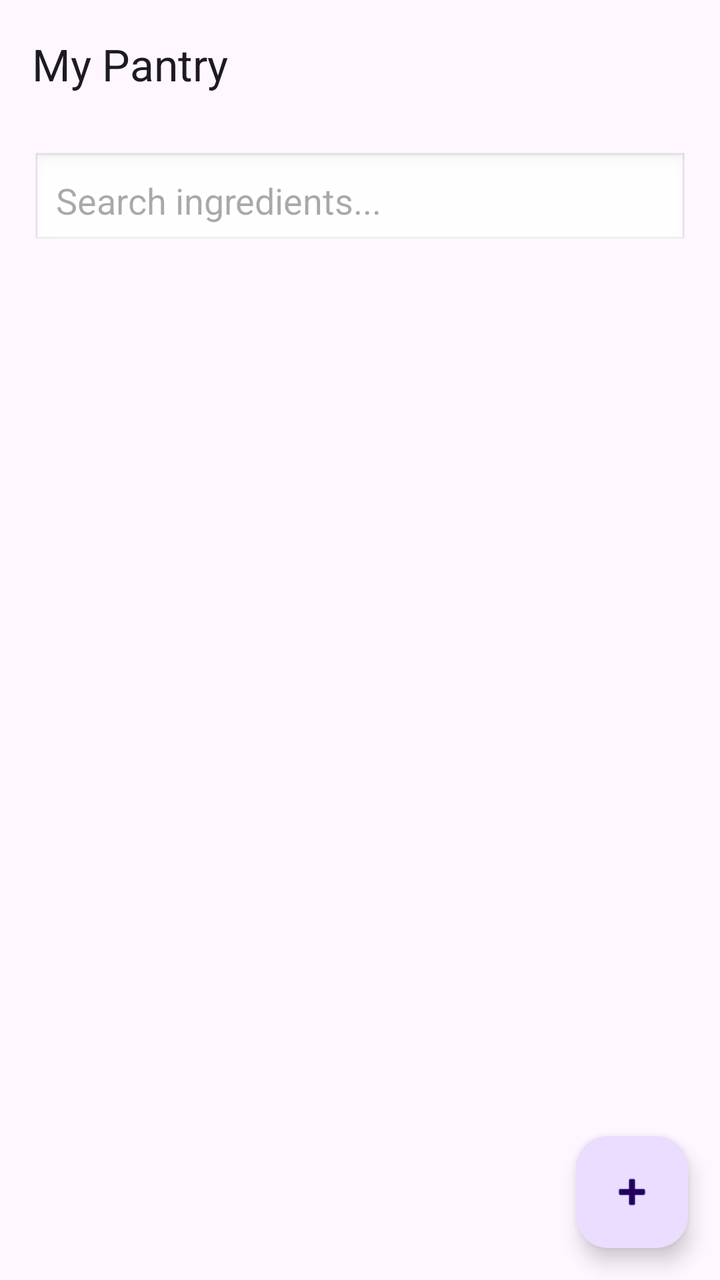
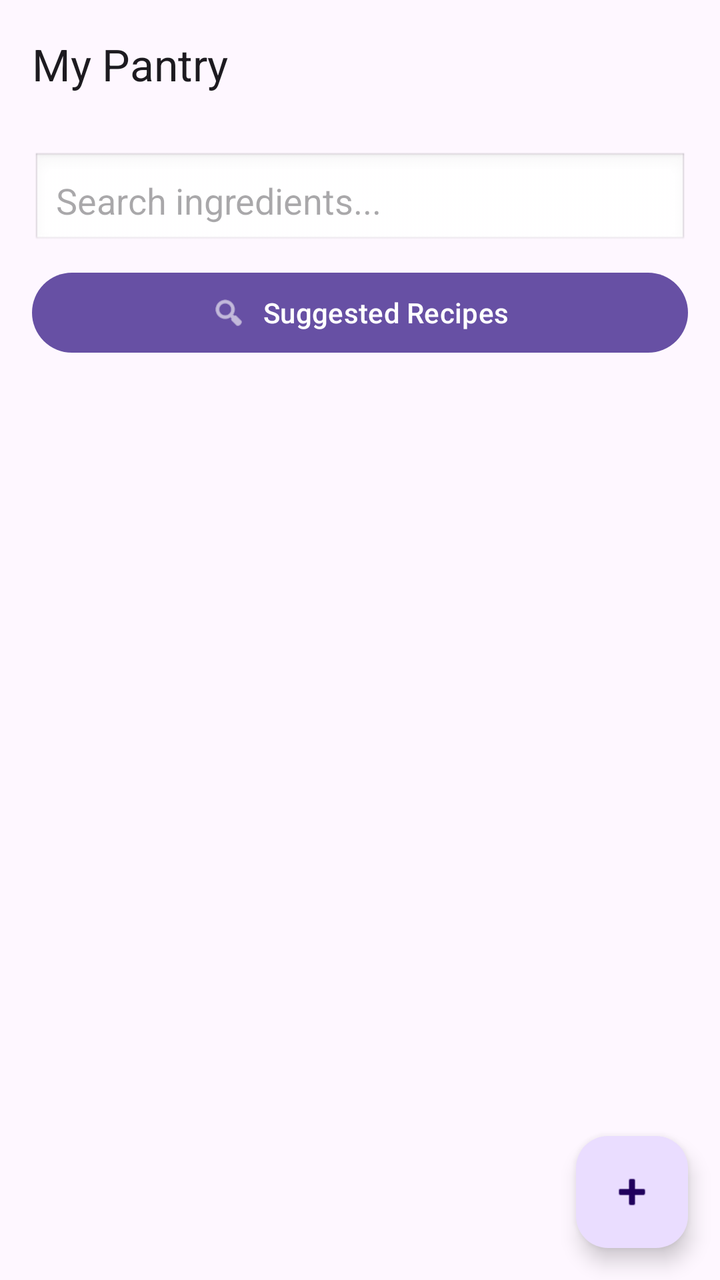

Two renders of the same Android screen: before a commit and after it. Below are the layout's source before the change and the commit's diff.
<!-- AndroidManifest.xml: application theme Theme.SmartPantryManager -->
<!-- res/layout/activity_pantry_list.xml -->
<?xml version="1.0" encoding="utf-8"?>
<androidx.constraintlayout.widget.ConstraintLayout
    xmlns:android="http://schemas.android.com/apk/res/android"
    xmlns:app="http://schemas.android.com/apk/res-auto"
    xmlns:tools="http://schemas.android.com/tools"
    android:id="@+id/main"
    android:layout_width="match_parent"
    android:layout_height="match_parent"
    tools:context=".PantryListActivity">

    <com.google.android.material.appbar.MaterialToolbar
        android:id="@+id/toolbar"
        android:layout_width="0dp"
        android:layout_height="?attr/actionBarSize"
        app:title="@string/title_pantry"
        app:layout_constraintTop_toTopOf="parent"
        app:layout_constraintStart_toStartOf="parent"
        app:layout_constraintEnd_toEndOf="parent" />

    
    <EditText
        android:id="@+id/etSearchPantry"
        android:layout_width="0dp"
        android:layout_height="wrap_content"
        android:layout_marginStart="16dp"
        android:layout_marginTop="12dp"
        android:layout_marginEnd="16dp"
        android:hint="Search ingredients..."
        android:inputType="text"
        android:singleLine="true"
        android:padding="12dp"
        android:background="@android:drawable/edit_text"
        android:importantForAutofill="no"
        android:contentDescription="Search pantry ingredients"
        app:layout_constraintTop_toBottomOf="@id/toolbar"
        app:layout_constraintStart_toStartOf="parent"
        app:layout_constraintEnd_toEndOf="parent" />

    <androidx.recyclerview.widget.RecyclerView
        android:id="@+id/recyclerPantry"
        android:layout_width="0dp"
        android:layout_height="0dp"
        android:padding="8dp"
        android:clipToPadding="false"
        app:layoutManager="androidx.recyclerview.widget.LinearLayoutManager"
        app:layout_constraintTop_toBottomOf="@id/etSearchPantry"
        app:layout_constraintBottom_toBottomOf="parent"
        app:layout_constraintStart_toStartOf="parent"
        app:layout_constraintEnd_toEndOf="parent" />

    
    <TextView
        android:id="@+id/textEmpty"
        android:layout_width="wrap_content"
        android:layout_height="wrap_content"
        android:gravity="center"
        android:padding="24dp"
        android:text="@string/pantry_empty"
        android:textSize="16sp"
        android:visibility="gone"
        app:layout_constraintTop_toBottomOf="@id/etSearchPantry"
        app:layout_constraintBottom_toBottomOf="parent"
        app:layout_constraintStart_toStartOf="parent"
        app:layout_constraintEnd_toEndOf="parent" />

    <com.google.android.material.floatingactionbutton.FloatingActionButton
        android:id="@+id/fabAdd"
        android:layout_width="wrap_content"
        android:layout_height="wrap_content"
        android:layout_margin="16dp"
        android:contentDescription="@string/add_ingredient"
        app:srcCompat="@android:drawable/ic_input_add"
        app:layout_constraintBottom_toBottomOf="parent"
        app:layout_constraintEnd_toEndOf="parent" />

</androidx.constraintlayout.widget.ConstraintLayout>
<!-- resources referenced by this layout -->
<resources>
  <string name="add_ingredient">Add Ingredient</string>
  <string name="pantry_empty">Your pantry is empty. Add an ingredient to get started.</string>
  <string name="title_pantry">My Pantry</string>
  <style name="Theme.SmartPantryManager" parent="Base.Theme.SmartPantryManager" />
  <style name="Base.Theme.SmartPantryManager" parent="Theme.Material3.DayNight.NoActionBar">
          
          
      </style>
</resources>

<!-- the commit's change to res/layout/activity_pantry_list.xml (unified diff, before → after) -->
@@ -36,6 +36,23 @@
         app:layout_constraintStart_toStartOf="parent"
         app:layout_constraintEnd_toEndOf="parent" />
 
+    
+    <com.google.android.material.button.MaterialButton
+        android:id="@+id/btnSuggestedRecipes"
+        android:layout_width="0dp"
+        android:layout_height="wrap_content"
+        android:layout_marginStart="16dp"
+        android:layout_marginTop="8dp"
+        android:layout_marginEnd="16dp"
+        android:text="Suggested Recipes"
+        android:contentDescription="View recipes you can make"
+        app:icon="@android:drawable/ic_menu_search"
+        app:iconGravity="textStart"
+        app:layout_constraintTop_toBottomOf="@id/etSearchPantry"
+        app:layout_constraintStart_toStartOf="parent"
+        app:layout_constraintEnd_toEndOf="parent" />
+
+    
     <androidx.recyclerview.widget.RecyclerView
         android:id="@+id/recyclerPantry"
         android:layout_width="0dp"
@@ -43,7 +60,7 @@
         android:padding="8dp"
         android:clipToPadding="false"
         app:layoutManager="androidx.recyclerview.widget.LinearLayoutManager"
-        app:layout_constraintTop_toBottomOf="@id/etSearchPantry"
+        app:layout_constraintTop_toBottomOf="@id/btnSuggestedRecipes"
         app:layout_constraintBottom_toBottomOf="parent"
         app:layout_constraintStart_toStartOf="parent"
         app:layout_constraintEnd_toEndOf="parent" />
@@ -58,11 +75,12 @@
         android:text="@string/pantry_empty"
         android:textSize="16sp"
         android:visibility="gone"
-        app:layout_constraintTop_toBottomOf="@id/etSearchPantry"
+        app:layout_constraintTop_toBottomOf="@id/btnSuggestedRecipes"
         app:layout_constraintBottom_toBottomOf="parent"
         app:layout_constraintStart_toStartOf="parent"
         app:layout_constraintEnd_toEndOf="parent" />
 
+    
     <com.google.android.material.floatingactionbutton.FloatingActionButton
         android:id="@+id/fabAdd"
         android:layout_width="wrap_content"
